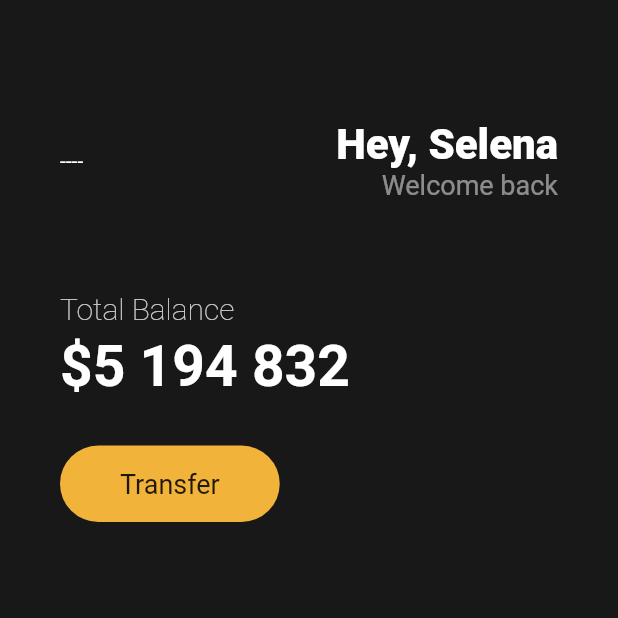
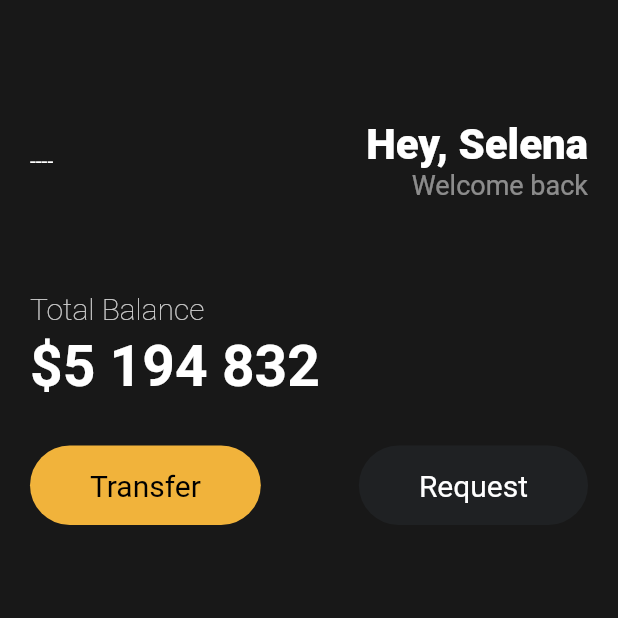
Before and after one commit to helious23/toonflix, a Flutter app: the screen it shows after launch, on a phone screen of 412 x 824 dp, the top half of it. Run offline on Flutter 3.47's test engine with Material 2 defaults, Android fonts, the phone set to English and light mode, and no system bars.

Commit message:
Reusable Widgets

```diff
--- a/lib/main.dart
+++ b/lib/main.dart
@@ -1,4 +1,5 @@
 import 'package:flutter/material.dart';
+import 'package:toonflix/widgets/button.dart';
 
 void main() {
   runApp(App());
@@ -12,7 +13,7 @@ class App extends StatelessWidget {
           backgroundColor: const Color(0xFF181818),
           body: Padding(
             padding: const EdgeInsets.symmetric(
-              horizontal: 40,
+              horizontal: 20,
             ),
             child: Column(
               crossAxisAlignment: CrossAxisAlignment.start,
@@ -81,26 +82,18 @@ class App extends StatelessWidget {
                   height: 30,
                 ),
                 Row(
-                  children: [
-                    Container(
-                      decoration: BoxDecoration(
-                        color: const Color(0xFFF2B33A),
-                        borderRadius: BorderRadius.circular(45),
-                      ),
-                      child: const Padding(
-                        padding: EdgeInsets.symmetric(
-                          vertical: 15,
-                          horizontal: 40,
-                        ),
-                        child: Text(
-                          "Transfer",
-                          style: TextStyle(
-                            fontSize: 18,
-                            fontWeight: FontWeight.w400,
-                          ),
-                        ),
-                      ),
-                    )
+                  mainAxisAlignment: MainAxisAlignment.spaceBetween,
+                  children: const [
+                    Button(
+                      text: "Transfer",
+                      bgColor: Color(0xFFF1B33B),
+                      textColor: Colors.black,
+                    ),
+                    Button(
+                      text: "Request",
+                      bgColor: Color(0xFF1F2123),
+                      textColor: Colors.white,
+                    ),
                   ],
                 )
               ],
--- /dev/null
+++ b/lib/widgets/button.dart
@@ -0,0 +1,38 @@
+import 'package:flutter/material.dart';
+
+class Button extends StatelessWidget {
+  final String text;
+  final Color bgColor;
+  final Color textColor;
+
+  const Button({
+    super.key,
+    required this.text,
+    required this.bgColor,
+    required this.textColor,
+  });
+
+  @override
+  Widget build(BuildContext context) {
+    return Container(
+      decoration: BoxDecoration(
+        color: bgColor,
+        borderRadius: BorderRadius.circular(45),
+      ),
+      child: Padding(
+        padding: const EdgeInsets.symmetric(
+          vertical: 15,
+          horizontal: 40,
+        ),
+        child: Text(
+          text,
+          style: TextStyle(
+            fontSize: 20,
+            color: textColor,
+            fontWeight: FontWeight.w400,
+          ),
+        ),
+      ),
+    );
+  }
+}
```
